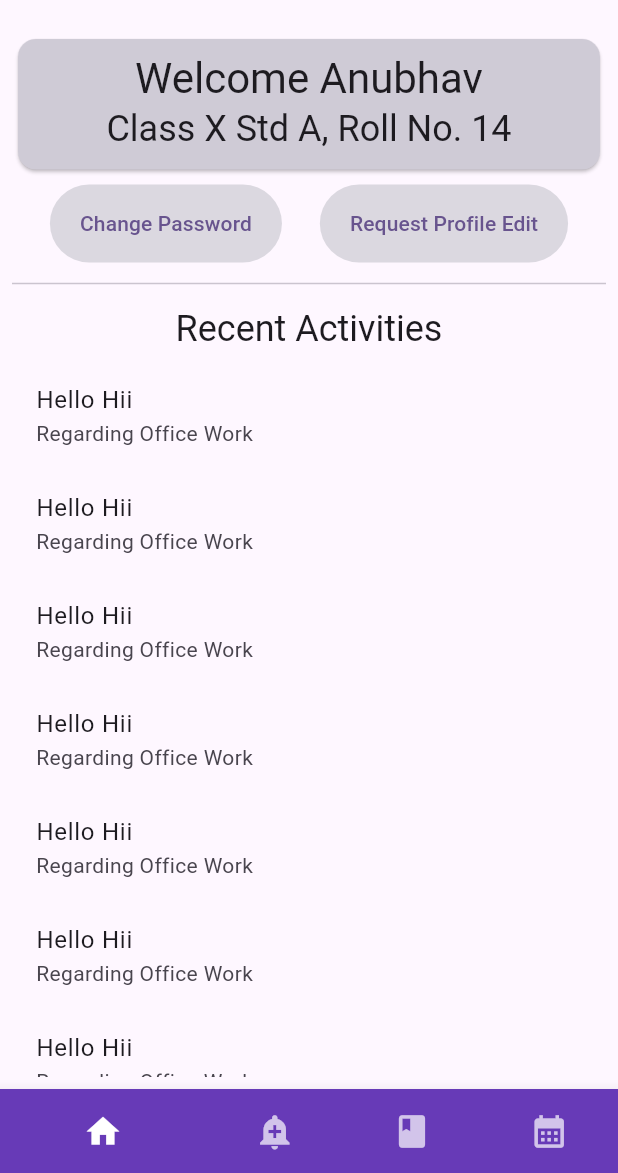
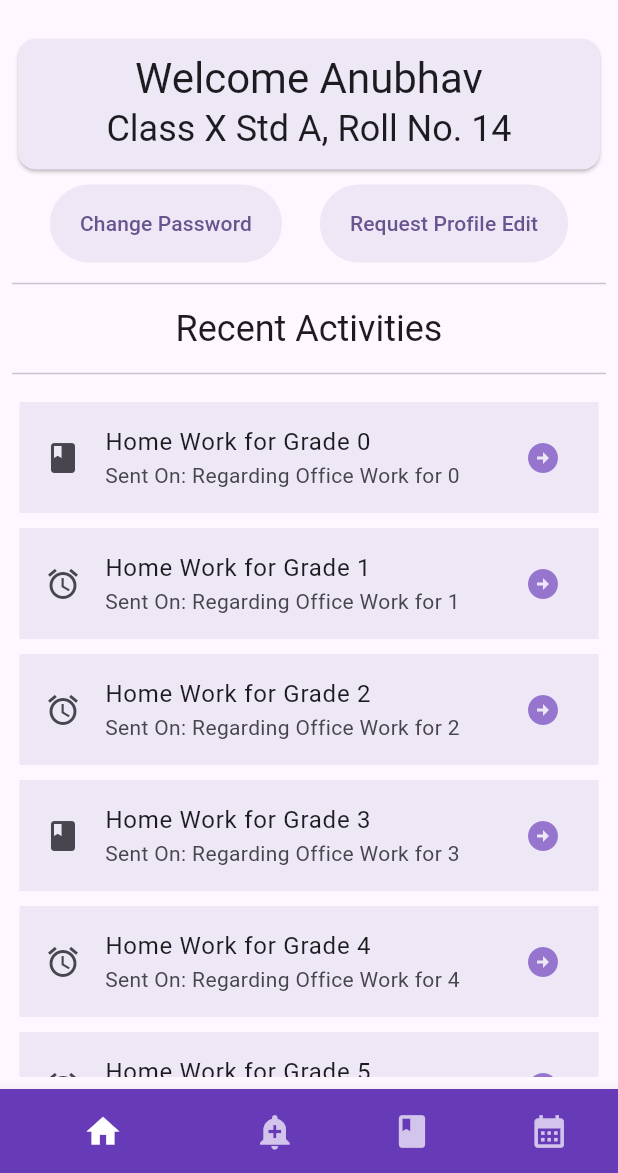
Before and after one commit to LazyyVenom/School_Manager, a Flutter app: the screen it shows after launch, on a phone screen of 412 x 824 dp, the part 63-1236 px from its top. Run offline on Flutter 3.47's test engine with Material 3 defaults, Android fonts, the phone set to English and light mode, and no system bars.

Commit message:
Added Icons

```diff
--- a/lib/home_page.dart
+++ b/lib/home_page.dart
@@ -14,7 +14,7 @@ class HomePage extends StatelessWidget {
               height: 95,
               width: double.infinity,
               child: Card(
-                color: const Color.fromARGB(255, 207, 203, 214),
+                color: Colors.deepPurple[50],
                 child: Padding(
                   padding: const EdgeInsets.all(8.0),
                   child: Column(
@@ -37,8 +37,8 @@ class HomePage extends StatelessWidget {
               mainAxisAlignment: MainAxisAlignment.spaceEvenly,
               children: [
                 TextButton(
-                  style: const ButtonStyle(
-                    backgroundColor: MaterialStatePropertyAll(Color.fromARGB(255, 219, 216, 224))
+                  style: ButtonStyle(
+                    backgroundColor: MaterialStatePropertyAll(Colors.deepPurple[50])
                   ),
                   onPressed: () {
                   return;
@@ -51,8 +51,8 @@ class HomePage extends StatelessWidget {
                 )
                 ),
                 TextButton(
-                  style: const ButtonStyle(
-                    backgroundColor: MaterialStatePropertyAll(Color.fromARGB(255, 219, 216, 224))
+                  style: ButtonStyle(
+                    backgroundColor: MaterialStatePropertyAll(Colors.deepPurple[50])
                   ),
                   onPressed: () {
                   return;
@@ -74,13 +74,31 @@ class HomePage extends StatelessWidget {
               style: Theme.of(context).textTheme.headlineSmall,
             ),
             const SizedBox(height: 6),
+            const Divider(),
+            const SizedBox(height: 6),
             Expanded(
               child: ListView.builder(
                 itemCount: 60,
                 itemBuilder:(context, index) {
-                  return const ListTile(
-                    title: Text("Hello Hii"),
-                    subtitle: Text("Regarding Office Work"),
+                  return Padding(
+                    padding: const EdgeInsets.all(5.0),
+                    child: Column(
+                      children: [
+                        Container(
+                          padding: const EdgeInsets.all(1),
+                          color: Colors.deepPurple[50],
+                          child: ListTile(
+                            leading: index % 3 == 0 ? Icon(Icons.book) : Icon(Icons.alarm),
+                            title: Text("Home Work for Grade $index "),
+                            subtitle: Text("Sent On: Regarding Office Work for $index"),
+                            trailing: Icon(
+                              Icons.arrow_circle_right,
+                              color: Colors.deepPurple[300],
+                              ),
+                          ),
+                        )
+                      ],
+                    ),
                   );
                 },
               ),
```
Also changed, not shown: lib/alert_page.dart (+42 -1 lines).
